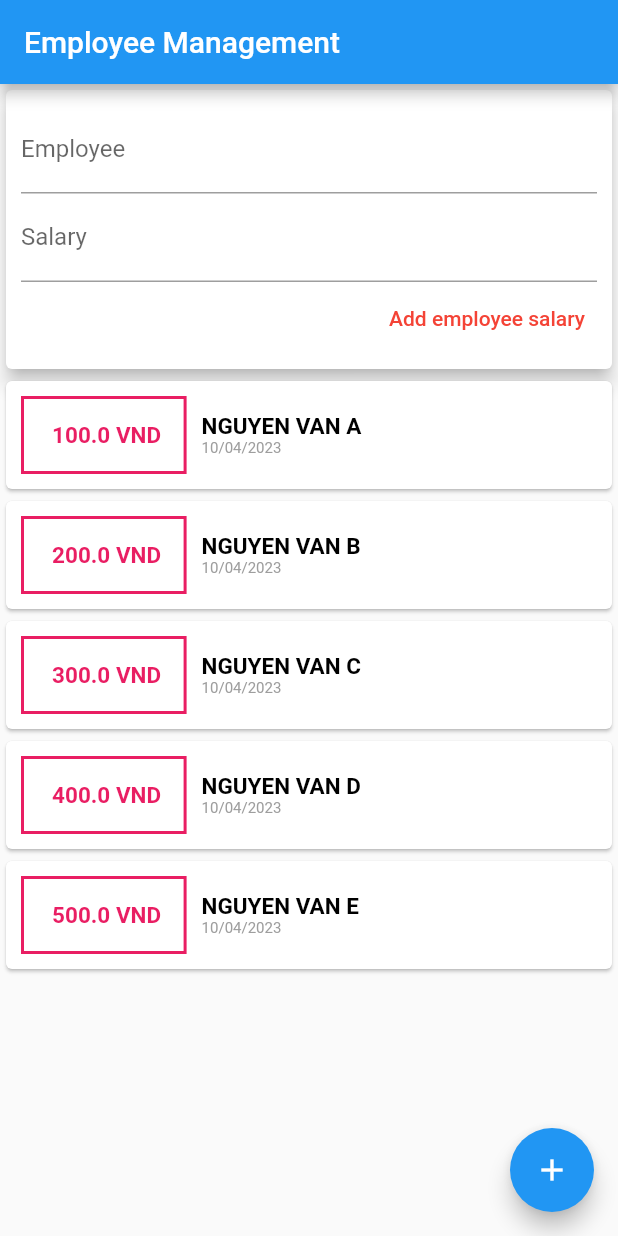
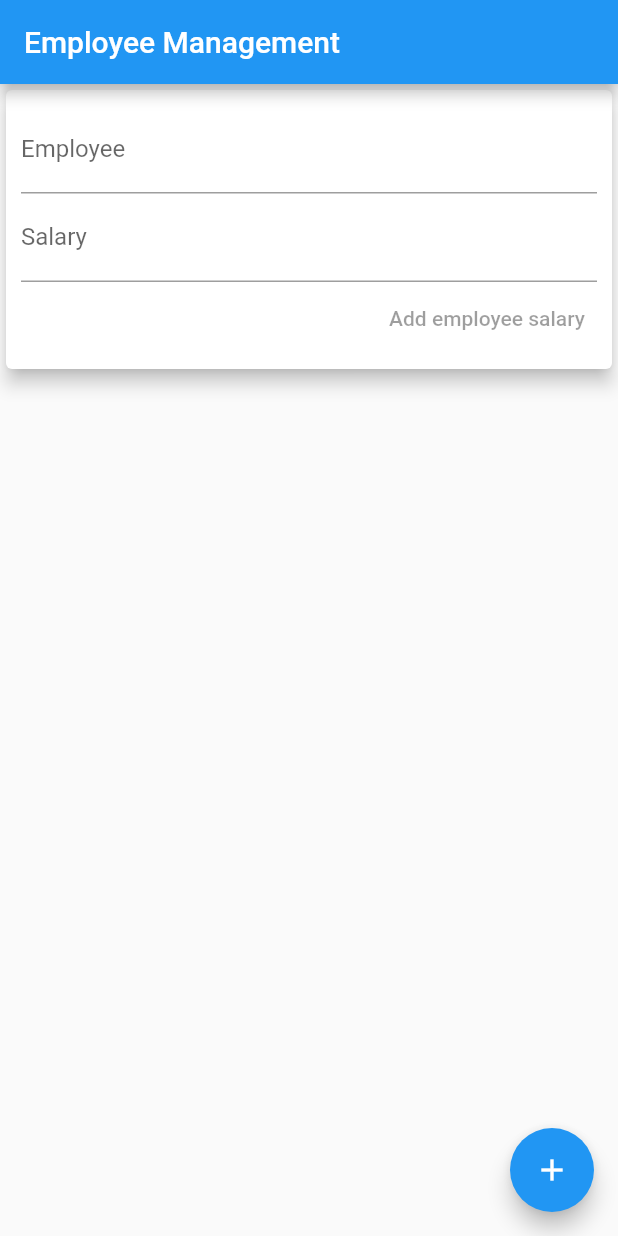
Before and after one commit to daohuyhoang9119/NT118.N22.HTCL-Lab-02, a Flutter app: the screen it shows after launch, on a phone screen of 412 x 824 dp. Run offline on Flutter 3.47's test engine with Material 2 defaults, Android fonts, the phone set to English and light mode, and no system bars.

Commit message:
Update folder models, widgets

```diff
--- a/lib/main.dart
+++ b/lib/main.dart
@@ -1,6 +1,6 @@
 import 'package:flutter/material.dart';
-import 'package:lab_02/employee.dart';
-import 'package:intl/intl.dart';
+import 'package:lab_02/widgets/employee_list.dart';
+import 'package:lab_02/widgets/new_employee.dart';
 
 void main() {
   runApp(
@@ -15,18 +15,8 @@ void main() {
 class Home extends StatelessWidget {
   Home({Key? key}) : super(key: key);
 
-  final List<Employee> employees = [
-    Employee(
-        id: 'e1', title: 'Nguyen van a', salary: 100, date: DateTime.now()),
-    Employee(
-        id: 'e2', title: 'Nguyen van b', salary: 200, date: DateTime.now()),
-    Employee(
-        id: 'e3', title: 'Nguyen van c', salary: 300, date: DateTime.now()),
-    Employee(
-        id: 'e4', title: 'Nguyen van d', salary: 400, date: DateTime.now()),
-    Employee(
-        id: 'e5', title: 'Nguyen van e', salary: 500, date: DateTime.now()),
-  ];
+  String titleEmployeeName = '';
+  String salaryEmployeeName = '';
 
   @override
   Widget build(BuildContext context) {
@@ -34,11 +24,6 @@ class Home extends StatelessWidget {
     // the major Material Components.
     return Scaffold(
       appBar: AppBar(
-        // leading: const IconButton(
-        //   icon: Icon(Icons.star_rate),
-        //   tooltip: 'Navigation menu',
-        //   onPressed: null,
-        // ),
         title: const Text('Employee Management'),
       ),
       // body is the majority of the screen.
@@ -46,77 +31,7 @@ class Home extends StatelessWidget {
         mainAxisAlignment: MainAxisAlignment.start,
         // crossAxisAlignment: CrossAxisAlignment.stretch,
         children: <Widget>[
-          // Container(
-          //   child: Card(
-          //     child: Container(
-          //       width: double.infinity,
-          //       child: Text('Demo Title'),
-          //     ),
-          //   ),
-          // ),
-          Card(
-            elevation: 5,
-            child: Container(
-                padding: EdgeInsets.all(10),
-                child: Column(
-                  crossAxisAlignment: CrossAxisAlignment.end,
-                  children: <Widget>[
-                    TextField(
-                      decoration: InputDecoration(labelText: 'Employee'),
-                    ),
-                    TextField(decoration: InputDecoration(labelText: 'Salary')),
-                    TextButton(
-                      child: Text('Add employee salary'),
-                      style: TextButton.styleFrom(
-                        primary: Colors.red, // foreground
-                      ),
-                      onPressed: () {/*what happened when tapped...*/},
-                    )
-                  ],
-                )),
-          ),
-          Column(
-              children: employees.map((e) {
-            return Card(
-                child: Row(
-              children: <Widget>[
-                Container(
-                  margin: EdgeInsets.symmetric(vertical: 10, horizontal: 10),
-                  padding: EdgeInsets.all(15),
-                  decoration: BoxDecoration(
-                      border: Border.all(color: Colors.pink, width: 2)),
-                  child: Text(
-                    ' ${e.salary} VND',
-                    style: TextStyle(
-                      fontWeight: FontWeight.bold,
-                      fontSize: 15,
-                      color: Colors.pink,
-                    ),
-                  ),
-                ),
-                Column(
-                  crossAxisAlignment: CrossAxisAlignment.start,
-                  children: <Widget>[
-                    Text(
-                      e.title.toString().toUpperCase(),
-                      style: TextStyle(
-                        fontSize: 15,
-                        fontWeight: FontWeight.bold,
-                        color: Colors.black,
-                      ),
-                    ),
-                    Text(
-                      DateFormat('dd/MM/yyyy').format(e.date),
-                      style: TextStyle(
-                        fontSize: 10,
-                        color: Colors.grey,
-                      ),
-                    ),
-                  ],
-                )
-              ],
-            ));
-          }).toList())
+          NewEmployee(),
         ],
       ),
       floatingActionButton: const FloatingActionButton(
--- /dev/null
+++ b/lib/widgets/new_employee.dart
@@ -0,0 +1,47 @@
+import 'package:flutter/material.dart';
+import 'package:flutter/src/widgets/framework.dart';
+import 'package:flutter/src/widgets/placeholder.dart';
+
+class NewEmployee extends StatelessWidget {
+  final nameController = TextEditingController();
+  final salaryController = TextEditingController();
+  onPressBtn() {
+    // Employee staff = Employee(
+    //     id: titleEmployeeName + salaryEmployeeName,
+    //     title: titleEmployeeName,
+    //     salary: double.parse('${salaryEmployeeName}'),
+    //     date: DateTime.now());
+    // employees.add(staff);
+    print(nameController.text);
+    print(salaryController.text);
+  }
+
+  @override
+  Widget build(BuildContext context) {
+    return Card(
+      elevation: 5,
+      child: Container(
+          padding: EdgeInsets.all(10),
+          child: Column(
+            crossAxisAlignment: CrossAxisAlignment.end,
+            children: <Widget>[
+              TextField(
+                decoration: InputDecoration(labelText: 'Employee'),
+                controller: nameController,
+              ),
+              TextField(
+                decoration: InputDecoration(labelText: 'Salary'),
+                controller: salaryController,
+              ),
+              TextButton(
+                child: Text('Add employee salary'),
+                style: TextButton.styleFrom(
+                  primary: Colors.red, // foreground
+                ),
+                onPressed: onPressBtn(),
+              )
+            ],
+          )),
+    );
+  }
+}
```
Also changed, not shown: lib/widgets/employee_list.dart (added, +60 -0 lines), lib/widgets/user_list.dart (added, +25 -0 lines), lib/models/employee.dart (renamed from lib/employee.dart).
